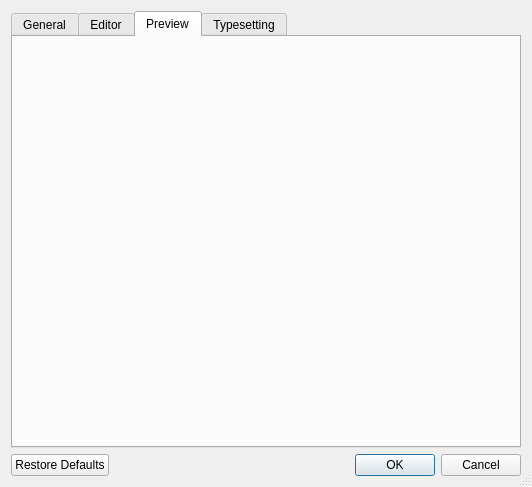
Above: PrefsDialog.ui from Sharpie/TeXworks before the change. Below: the same form after it.
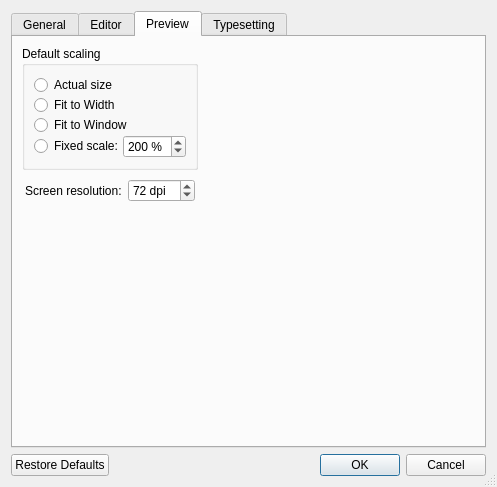
That is the form after the change. The open tabs and pages were chosen to show the change. Icons and pictures are not drawn.

What changed in the file:
```diff
--- a/PrefsDialog.ui
+++ b/PrefsDialog.ui
@@ -5,7 +5,7 @@
    <rect>
     <x>0</x>
     <y>0</y>
-    <width>532</width>
+    <width>497</width>
     <height>487</height>
    </rect>
   </property>
@@ -277,6 +277,137 @@
       <attribute name="title" >
        <string>Preview</string>
       </attribute>
+      <layout class="QGridLayout" >
+       <item row="0" column="0" >
+        <widget class="QGroupBox" name="groupBox_6" >
+         <property name="title" >
+          <string>Default scaling</string>
+         </property>
+         <layout class="QGridLayout" >
+          <property name="verticalSpacing" >
+           <number>0</number>
+          </property>
+          <item row="0" column="0" >
+           <layout class="QVBoxLayout" >
+            <item>
+             <widget class="QRadioButton" name="radioButton" >
+              <property name="text" >
+               <string>Actual size</string>
+              </property>
+             </widget>
+            </item>
+            <item>
+             <widget class="QRadioButton" name="radioButton_2" >
+              <property name="text" >
+               <string>Fit to Width</string>
+              </property>
+             </widget>
+            </item>
+            <item>
+             <widget class="QRadioButton" name="radioButton_3" >
+              <property name="text" >
+               <string>Fit to Window</string>
+              </property>
+             </widget>
+            </item>
+           </layout>
+          </item>
+          <item row="1" column="0" >
+           <layout class="QHBoxLayout" >
+            <item>
+             <widget class="QRadioButton" name="radioButton_4" >
+              <property name="text" >
+               <string>Fixed scale:</string>
+              </property>
+             </widget>
+            </item>
+            <item>
+             <widget class="QSpinBox" name="scale" >
+              <property name="suffix" >
+               <string> %</string>
+              </property>
+              <property name="minimum" >
+               <number>25</number>
+              </property>
+              <property name="maximum" >
+               <number>800</number>
+              </property>
+              <property name="value" >
+               <number>200</number>
+              </property>
+             </widget>
+            </item>
+           </layout>
+          </item>
+         </layout>
+        </widget>
+       </item>
+       <item row="0" column="1" >
+        <spacer>
+         <property name="orientation" >
+          <enum>Qt::Horizontal</enum>
+         </property>
+         <property name="sizeHint" >
+          <size>
+           <width>40</width>
+           <height>20</height>
+          </size>
+         </property>
+        </spacer>
+       </item>
+       <item row="1" column="0" >
+        <layout class="QHBoxLayout" >
+         <property name="leftMargin" >
+          <number>3</number>
+         </property>
+         <property name="topMargin" >
+          <number>3</number>
+         </property>
+         <property name="rightMargin" >
+          <number>3</number>
+         </property>
+         <property name="bottomMargin" >
+          <number>3</number>
+         </property>
+         <item>
+          <widget class="QLabel" name="label_4" >
+           <property name="text" >
+            <string>Screen resolution:</string>
+           </property>
+          </widget>
+         </item>
+         <item>
+          <widget class="QSpinBox" name="resolution" >
+           <property name="suffix" >
+            <string> dpi</string>
+           </property>
+           <property name="minimum" >
+            <number>50</number>
+           </property>
+           <property name="maximum" >
+            <number>200</number>
+           </property>
+           <property name="value" >
+            <number>72</number>
+           </property>
+          </widget>
+         </item>
+        </layout>
+       </item>
+       <item row="2" column="0" >
+        <spacer>
+         <property name="orientation" >
+          <enum>Qt::Vertical</enum>
+         </property>
+         <property name="sizeHint" >
+          <size>
+           <width>20</width>
+           <height>40</height>
+          </size>
+         </property>
+        </spacer>
+       </item>
+      </layout>
      </widget>
      <widget class="QWidget" name="tab_typesetting" >
       <attribute name="title" >
```
Left out of the diff: 76 changed lines with no effect on the pictures. Lines whose indentation alone changed are shown as unchanged.
